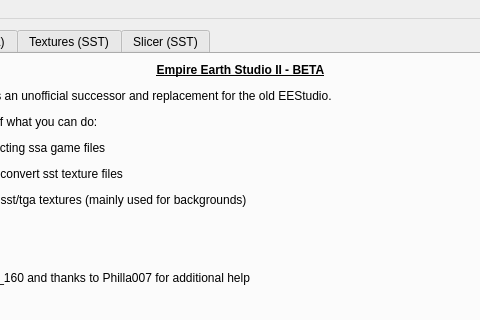
Above: src/lib/mainWindow.ui from EE-modders/Empire-Earth-Studio-2 before the change; both pictures show x 148 to 628 and y 0 to 320 of the 777 by 634 pixel window. Below: the same form after it.
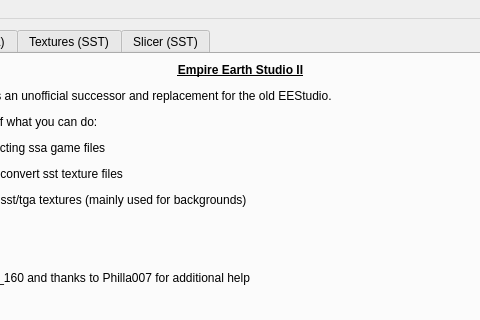
That is the form after the change. Icons and pictures are not drawn. Custom widgets are drawn as their Qt base class.

Commit message: remove BETA tags

Diff of the .ui file:
```diff
--- a/src/lib/mainWindow.ui
+++ b/src/lib/mainWindow.ui
@@ -80,7 +80,7 @@
         <item>
          <widget class="QLabel" name="main_description">
           <property name="text">
-           <string>&lt;html&gt;&lt;head/&gt;&lt;body&gt;&lt;p align=&quot;center&quot;&gt;&lt;span style=&quot; font-weight:600; text-decoration: underline;&quot;&gt;Empire Earth Studio II - BETA&lt;/span&gt;&lt;/p&gt;&lt;p&gt;Empire Earth Studio II is an unofficial successor and replacement for the old EEStudio.&lt;/p&gt;&lt;p&gt;Here a quick overview of what you can do:&lt;/p&gt;&lt;p&gt;- &lt;span style=&quot; font-weight:600;&quot;&gt;Archives (SSA):&lt;/span&gt; extracting ssa game files&lt;/p&gt;&lt;p&gt;- &lt;span style=&quot; font-weight:600;&quot;&gt;Textures (SST):&lt;/span&gt; view, convert sst texture files&lt;/p&gt;&lt;p&gt;- &lt;span style=&quot; font-weight:600;&quot;&gt;Slicer (SST):&lt;/span&gt; join/split sst/tga textures (mainly used for backgrounds)&lt;/p&gt;&lt;p&gt;-------------------------&lt;/p&gt;&lt;p&gt;&lt;span style=&quot; font-weight:600;&quot;&gt;CREDITS:&lt;/span&gt;&lt;/p&gt;&lt;p&gt;programming by zocker_160 and thanks to Philla007 for additional help&lt;br/&gt;-------------------------&lt;/p&gt;&lt;p&gt;&lt;span style=&quot; font-weight:600;&quot;&gt;LINKS:&lt;/span&gt;&lt;/p&gt;&lt;p&gt;- join our Discord server: &lt;a href=&quot;https://discord.gg/BjUXbFB&quot;&gt;&lt;span style=&quot; text-decoration: underline; color:#2980b9;&quot;&gt;https://discord.gg/BjUXbFB&lt;/span&gt;&lt;/a&gt;&lt;/p&gt;&lt;p&gt;- our GitHub page: &lt;a href=&quot;https://github.com/EE-modders&quot;&gt;&lt;span style=&quot; text-decoration: underline; color:#2980b9;&quot;&gt;https://github.com/EE-modders&lt;/span&gt;&lt;/a&gt;&lt;/p&gt;&lt;p&gt;- report an issue: &lt;a href=&quot;https://github.com/EE-modders/Empire-Earth-Studio-2/issues&quot;&gt;&lt;span style=&quot; text-decoration: underline; color:#2980b9;&quot;&gt;https://github.com/EE-modders/Empire-Earth-Studio-2/issues&lt;/span&gt;&lt;/a&gt;&lt;br/&gt;&lt;/p&gt;&lt;/body&gt;&lt;/html&gt;</string>
+           <string>&lt;html&gt;&lt;head/&gt;&lt;body&gt;&lt;p align=&quot;center&quot;&gt;&lt;span style=&quot; font-weight:600; text-decoration: underline;&quot;&gt;Empire Earth Studio II&lt;/span&gt;&lt;/p&gt;&lt;p&gt;Empire Earth Studio II is an unofficial successor and replacement for the old EEStudio.&lt;/p&gt;&lt;p&gt;Here a quick overview of what you can do:&lt;/p&gt;&lt;p&gt;- &lt;span style=&quot; font-weight:600;&quot;&gt;Archives (SSA):&lt;/span&gt; extracting ssa game files&lt;/p&gt;&lt;p&gt;- &lt;span style=&quot; font-weight:600;&quot;&gt;Textures (SST):&lt;/span&gt; view, convert sst texture files&lt;/p&gt;&lt;p&gt;- &lt;span style=&quot; font-weight:600;&quot;&gt;Slicer (SST):&lt;/span&gt; join/split sst/tga textures (mainly used for backgrounds)&lt;/p&gt;&lt;p&gt;-------------------------&lt;/p&gt;&lt;p&gt;&lt;span style=&quot; font-weight:600;&quot;&gt;CREDITS:&lt;/span&gt;&lt;/p&gt;&lt;p&gt;programming by zocker_160 and thanks to Philla007 for additional help&lt;br/&gt;-------------------------&lt;/p&gt;&lt;p&gt;&lt;span style=&quot; font-weight:600;&quot;&gt;LINKS:&lt;/span&gt;&lt;/p&gt;&lt;p&gt;- join our Discord server: &lt;a href=&quot;https://discord.gg/BjUXbFB&quot;&gt;&lt;span style=&quot; text-decoration: underline; color:#2980b9;&quot;&gt;https://discord.gg/BjUXbFB&lt;/span&gt;&lt;/a&gt;&lt;/p&gt;&lt;p&gt;- our GitHub page: &lt;a href=&quot;https://github.com/EE-modders&quot;&gt;&lt;span style=&quot; text-decoration: underline; color:#2980b9;&quot;&gt;https://github.com/EE-modders&lt;/span&gt;&lt;/a&gt;&lt;/p&gt;&lt;p&gt;- report an issue: &lt;a href=&quot;https://github.com/EE-modders/Empire-Earth-Studio-2/issues&quot;&gt;&lt;span style=&quot; text-decoration: underline; color:#2980b9;&quot;&gt;https://github.com/EE-modders/Empire-Earth-Studio-2/issues&lt;/span&gt;&lt;/a&gt;&lt;br/&gt;&lt;/p&gt;&lt;/body&gt;&lt;/html&gt;</string>
           </property>
           <property name="alignment">
            <set>Qt::AlignLeading|Qt::AlignLeft|Qt::AlignTop</set>
```
Left out of the diff: 2 changed lines with no effect on the pictures. The commit also changes 1 other file.
